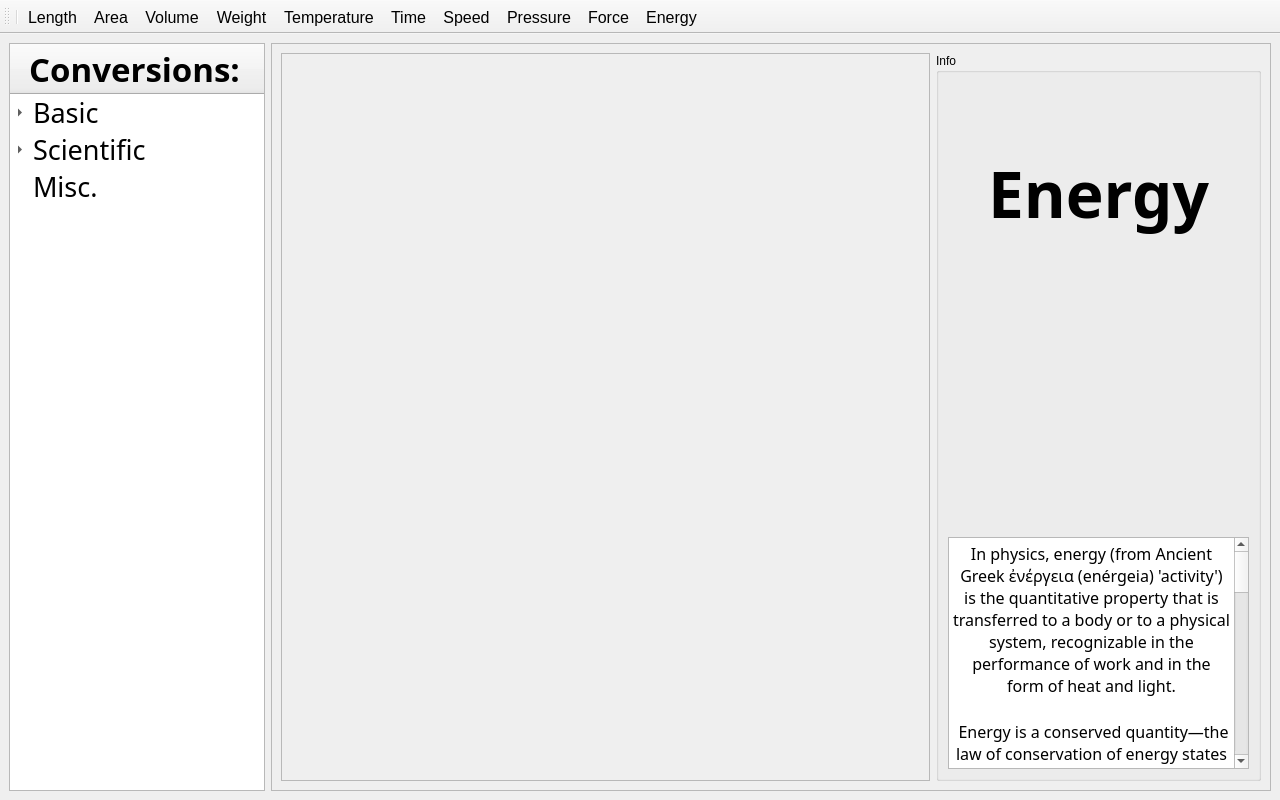
First picture: the form in mainwindow.ui, repository 30vam/cute-converter, before the edit.
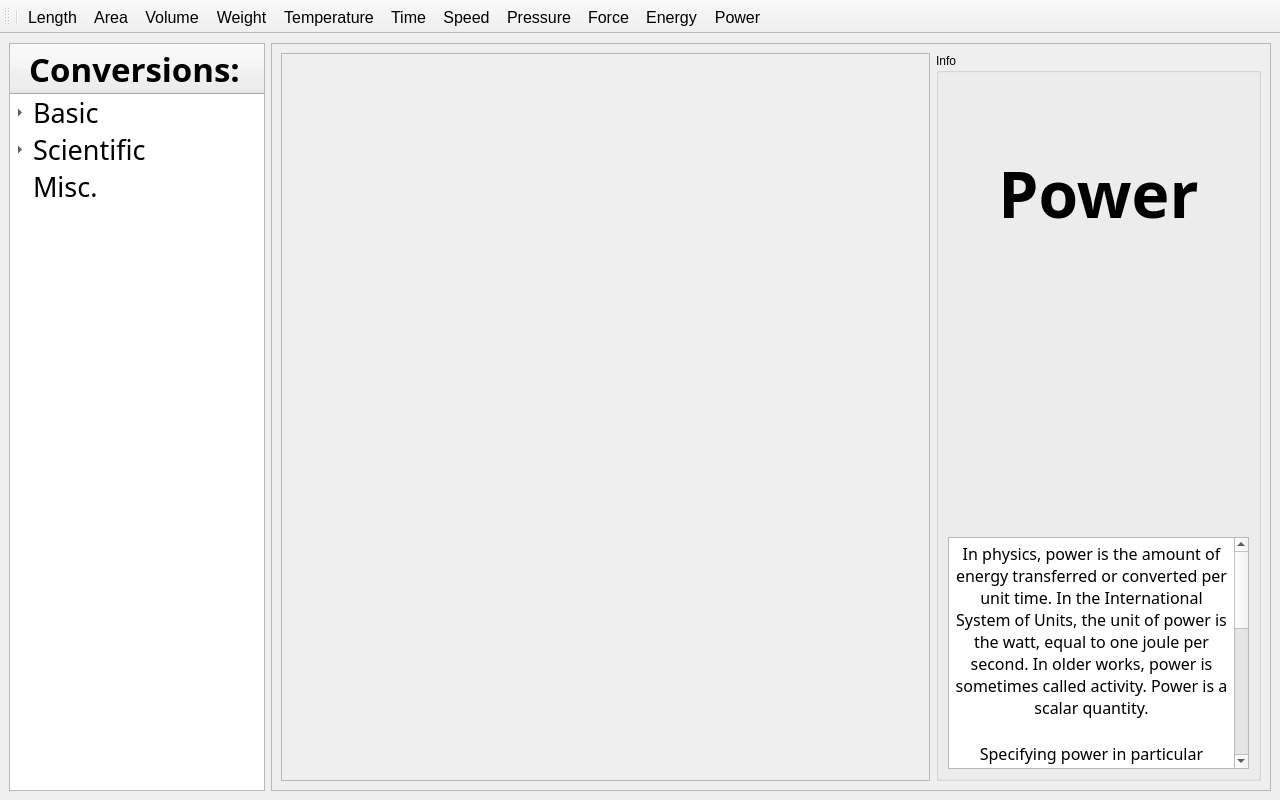
Second picture: the form after the edit. Icons and pictures are not drawn.

Commit message: Added persian translations for quantities (temporary))

Patch:
```diff
--- a/mainwindow.ui
+++ b/mainwindow.ui
@@ -326,7 +326,7 @@
        <enum>QFrame::StyledPanel</enum>
       </property>
       <property name="currentIndex">
-       <number>11</number>
+       <number>12</number>
       </property>
       <widget class="QWidget" name="basicPage">
        <layout class="QGridLayout" name="gridLayout">
@@ -2497,6 +2497,179 @@
         </item>
        </layout>
       </widget>
+      <widget class="QWidget" name="powerWidget">
+       <layout class="QHBoxLayout" name="horizontalLayout_12" stretch="2,1">
+        <item>
+         <widget class="QScrollArea" name="powerScrollArea">
+          <property name="sizePolicy">
+           <sizepolicy hsizetype="Expanding" vsizetype="Expanding">
+            <horstretch>0</horstretch>
+            <verstretch>0</verstretch>
+           </sizepolicy>
+          </property>
+          <property name="widgetResizable">
+           <bool>true</bool>
+          </property>
+          <widget class="QWidget" name="scrollAreaWidgetContents_11">
+           <property name="geometry">
+            <rect>
+             <x>0</x>
+             <y>0</y>
+             <width>647</width>
+             <height>639</height>
+            </rect>
+           </property>
+          </widget>
+         </widget>
+        </item>
+        <item>
+         <widget class="QGroupBox" name="powerInfoGroupBox">
+          <property name="sizePolicy">
+           <sizepolicy hsizetype="Ignored" vsizetype="Ignored">
+            <horstretch>0</horstretch>
+            <verstretch>0</verstretch>
+           </sizepolicy>
+          </property>
+          <property name="title">
+           <string>Info</string>
+          </property>
+          <layout class="QVBoxLayout" name="verticalLayout_11">
+           <item>
+            <widget class="QLabel" name="powerLabel">
+             <property name="sizePolicy">
+              <sizepolicy hsizetype="Preferred" vsizetype="Preferred">
+               <horstretch>0</horstretch>
+               <verstretch>0</verstretch>
+              </sizepolicy>
+             </property>
+             <property name="minimumSize">
+              <size>
+               <width>0</width>
+               <height>0</height>
+              </size>
+             </property>
+             <property name="font">
+              <font>
+               <family>Aleo</family>
+               <pointsize>48</pointsize>
+               <italic>false</italic>
+               <bold>true</bold>
+               <underline>false</underline>
+               <strikeout>false</strikeout>
+              </font>
+             </property>
+             <property name="text">
+              <string>&lt;html&gt;&lt;head/&gt;&lt;body&gt;&lt;p&gt;Power&lt;/p&gt;&lt;/body&gt;&lt;/html&gt;</string>
+             </property>
+             <property name="textFormat">
+              <enum>Qt::AutoText</enum>
+             </property>
+             <property name="scaledContents">
+              <bool>false</bool>
+             </property>
+             <property name="alignment">
+              <set>Qt::AlignCenter</set>
+             </property>
+             <property name="wordWrap">
+              <bool>false</bool>
+             </property>
+            </widget>
+           </item>
+           <item>
+            <widget class="QLabel" name="powerImageLabel">
+             <property name="sizePolicy">
+              <sizepolicy hsizetype="Preferred" vsizetype="Preferred">
+               <horstretch>0</horstretch>
+               <verstretch>0</verstretch>
+              </sizepolicy>
+             </property>
+             <property name="minimumSize">
+              <size>
+               <width>0</width>
+               <height>0</height>
+              </size>
+             </property>
+             <property name="font">
+              <font>
+               <pointsize>20</pointsize>
+               <bold>false</bold>
+               <underline>false</underline>
+               <strikeout>false</strikeout>
+              </font>
+             </property>
+             <property name="text">
+              <string/>
+             </property>
+             <property name="textFormat">
+              <enum>Qt::AutoText</enum>
+             </property>
+             <property name="pixmap">
+              <pixmap resource="icons.qrc">:/icons/power_icon.png</pixmap>
+             </property>
+             <property name="scaledContents">
+              <bool>true</bool>
+             </property>
+             <property name="wordWrap">
+              <bool>false</bool>
+             </property>
+            </widget>
+           </item>
+           <item>
+            <widget class="QTextBrowser" name="powerTextBrowser">
+             <property name="sizePolicy">
+              <sizepolicy hsizetype="Preferred" vsizetype="Fixed">
+               <horstretch>0</horstretch>
+               <verstretch>0</verstretch>
+              </sizepolicy>
+             </property>
+             <property name="minimumSize">
+              <size>
+               <width>0</width>
+               <height>232</height>
+              </size>
+             </property>
+             <property name="maximumSize">
+              <size>
+               <width>16777215</width>
+               <height>232</height>
+              </size>
+             </property>
+             <property name="font">
+              <font>
+               <family>Aleo</family>
+               <pointsize>12</pointsize>
+              </font>
+             </property>
+             <property name="documentTitle">
+              <string/>
+             </property>
+             <property name="lineWrapMode">
+              <enum>QTextEdit::WidgetWidth</enum>
+             </property>
+             <property name="html">
+              <string>&lt;!DOCTYPE HTML PUBLIC &quot;-//W3C//DTD HTML 4.0//EN&quot; &quot;http://www.w3.org/TR/REC-html40/strict.dtd&quot;&gt;
+&lt;html&gt;&lt;head&gt;&lt;meta name=&quot;qrichtext&quot; content=&quot;1&quot; /&gt;&lt;meta charset=&quot;utf-8&quot; /&gt;&lt;style type=&quot;text/css&quot;&gt;
+p, li { white-space: pre-wrap; }
+hr { height: 1px; border-width: 0; }
+li.unchecked::marker { content: &quot;\2610&quot;; }
+li.checked::marker { content: &quot;\2612&quot;; }
+&lt;/style&gt;&lt;/head&gt;&lt;body style=&quot; font-family:'Aleo'; font-size:12pt; font-weight:400; font-style:normal;&quot;&gt;
+&lt;p align=&quot;center&quot; style=&quot; margin-top:0px; margin-bottom:0px; margin-left:0px; margin-right:0px; -qt-block-indent:0; text-indent:0px;&quot;&gt;In physics, power is the amount of energy transferred or converted per unit time. In the International System of Units, the unit of power is the watt, equal to one joule per second. In older works, power is sometimes called activity. Power is a scalar quantity.&lt;/p&gt;
+&lt;p align=&quot;center&quot; style=&quot;-qt-paragraph-type:empty; margin-top:0px; margin-bottom:0px; margin-left:0px; margin-right:0px; -qt-block-indent:0; text-indent:0px;&quot;&gt;&lt;br /&gt;&lt;/p&gt;
+&lt;p align=&quot;center&quot; style=&quot; margin-top:0px; margin-bottom:0px; margin-left:0px; margin-right:0px; -qt-block-indent:0; text-indent:0px;&quot;&gt;Specifying power in particular systems may require attention to other quantities; for example, the power involved in moving a ground vehicle is the product of the aerodynamic drag plus traction force on the wheels, and the velocity of the vehicle. &lt;/p&gt;
+&lt;p align=&quot;center&quot; style=&quot;-qt-paragraph-type:empty; margin-top:0px; margin-bottom:0px; margin-left:0px; margin-right:0px; -qt-block-indent:0; text-indent:0px;&quot;&gt;&lt;br /&gt;&lt;/p&gt;
+&lt;p align=&quot;center&quot; style=&quot; margin-top:0px; margin-bottom:0px; margin-left:0px; margin-right:0px; -qt-block-indent:0; text-indent:0px;&quot;&gt;The output power of a motor is the product of the torque that the motor generates and the angular velocity of its output shaft. Likewise, the power dissipated in an electrical element of a circuit is the product of the current flowing through the element and of the voltage across the element.&lt;/p&gt;&lt;/body&gt;&lt;/html&gt;</string>
+             </property>
+             <property name="openLinks">
+              <bool>false</bool>
+             </property>
+            </widget>
+           </item>
+          </layout>
+         </widget>
+        </item>
+       </layout>
+      </widget>
      </widget>
     </item>
    </layout>
@@ -2546,6 +2719,7 @@
    <addaction name="switchToPressureAction"/>
    <addaction name="switchToForceAction"/>
    <addaction name="switchToEnergyAction"/>
+   <addaction name="switchToPowerAction"/>
   </widget>
   <action name="switchToLengthAction">
    <property name="icon">
@@ -2667,6 +2841,18 @@
     <string>Switch to energy converter</string>
    </property>
   </action>
+  <action name="switchToPowerAction">
+   <property name="icon">
+    <iconset resource="icons.qrc">
+     <normaloff>:/icons/power_icon.png</normaloff>:/icons/power_icon.png</iconset>
+   </property>
+   <property name="text">
+    <string>Power</string>
+   </property>
+   <property name="toolTip">
+    <string>Switch to power converter</string>
+   </property>
+  </action>
  </widget>
  <resources>
   <include location="icons.qrc"/>
```
Left out of the diff: 72 changed lines with no effect on the pictures. The commit also changes 5 other files.
